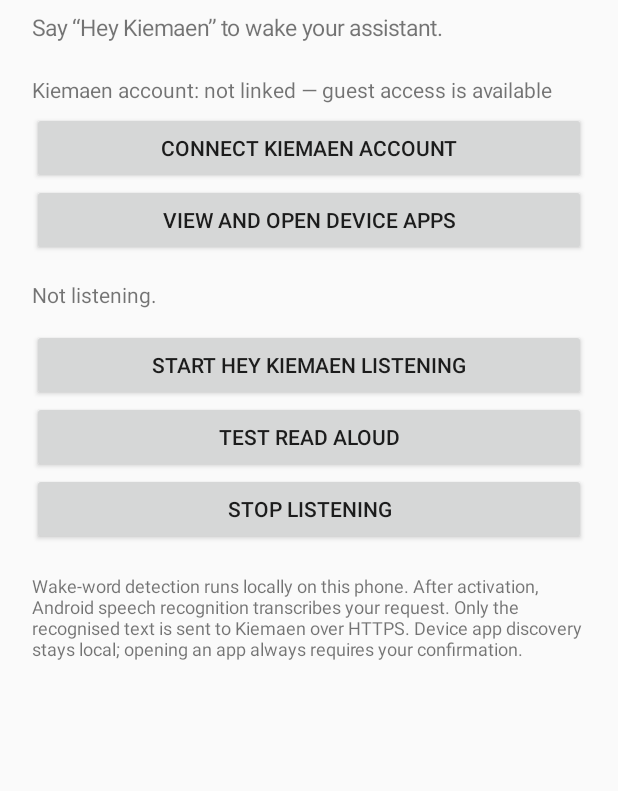
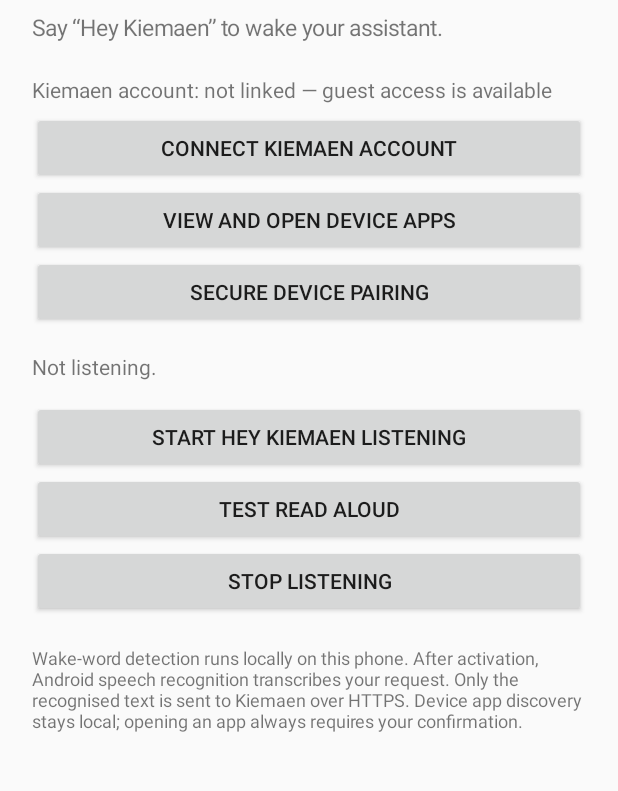
Before and after one commit to peterkiman05/kiemaen-ai, an Android app: the screen it shows after launch (MainActivity), on a phone screen of 412 x 824 dp, the part 93-884 px from its top. Run offline under Robolectric (Android 15) with nearby library versions, the phone set to English and light mode, and no system bars.

Commit message:
Add secure phone pairing entry to companion home

```diff
--- a/android-companion/app/src/main/java/ai/kiemaen/voice/MainActivity.kt
+++ b/android-companion/app/src/main/java/ai/kiemaen/voice/MainActivity.kt
@@ -58,6 +58,12 @@ class MainActivity : Activity() {
             text = "VIEW AND OPEN DEVICE APPS"
             setOnClickListener {
                 startActivity(Intent(this@MainActivity, DeviceAppsActivity::class.java))
+            }
+        })
+        root.addView(Button(this).apply {
+            text = "SECURE DEVICE PAIRING"
+            setOnClickListener {
+                startActivity(Intent(this@MainActivity, DevicePairActivity::class.java))
             }
         })
 
```
